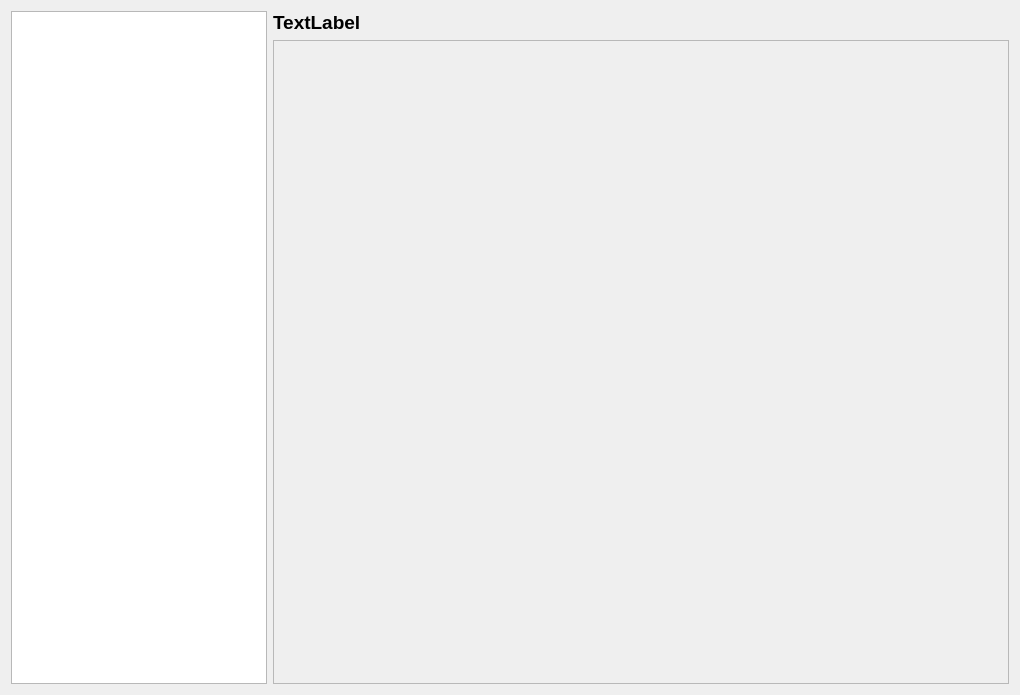
Before: the Qt Designer form src/gui/widgets/optionswindow.ui in ripose-jp/Memento, drawn with Qt 5.
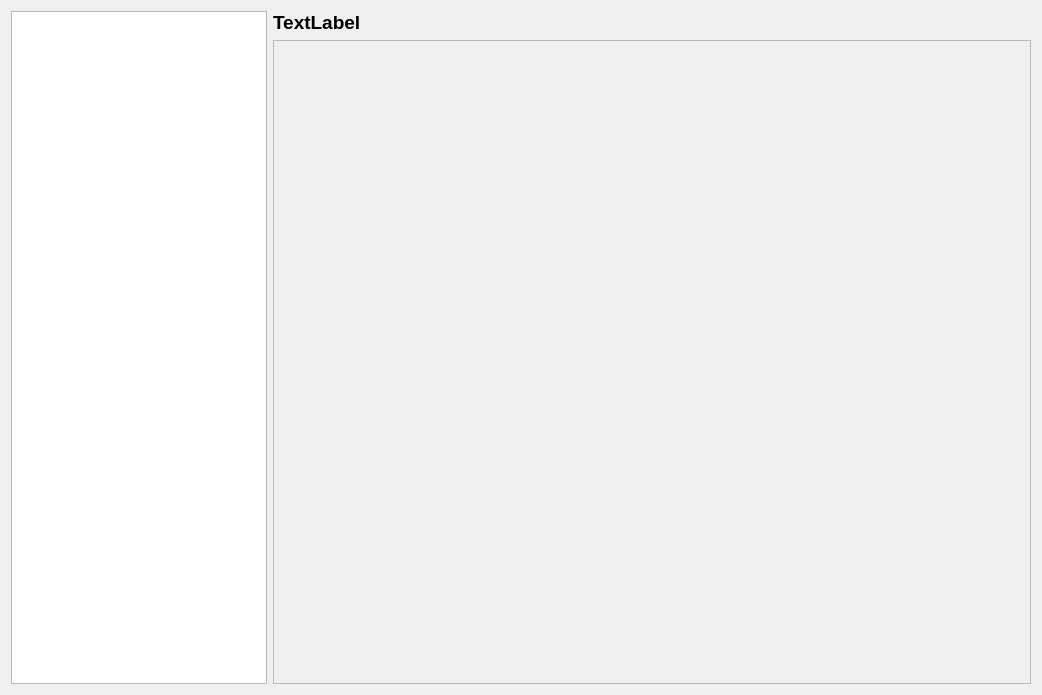
After: the same form once the commit is applied.

Commit message: Minor UI to look a little nicer

Patch:
```diff
--- a/src/gui/widgets/optionswindow.ui
+++ b/src/gui/widgets/optionswindow.ui
@@ -6,7 +6,7 @@
    <rect>
     <x>0</x>
     <y>0</y>
-    <width>1020</width>
+    <width>1042</width>
     <height>695</height>
    </rect>
   </property>
@@ -65,7 +65,7 @@
          <rect>
           <x>0</x>
           <y>0</y>
-          <width>740</width>
+          <width>762</width>
           <height>641</height>
          </rect>
         </property>
```
The commit also changes 1 other file.
